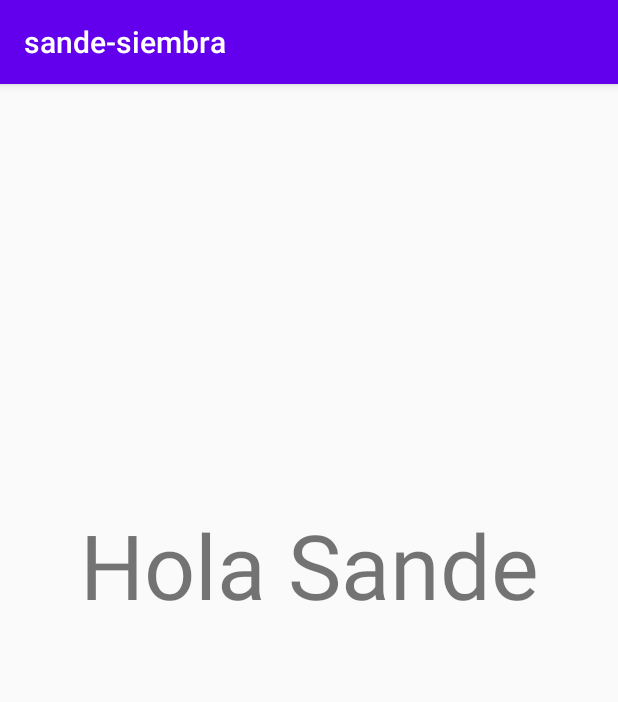
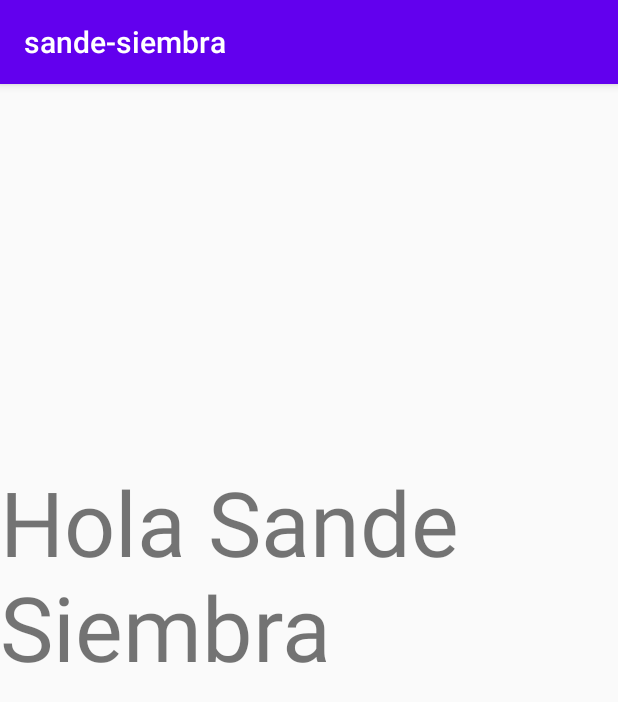
Before and after one commit to JonathanA13/Sande, an Android app: the screen it shows after launch (MainActivity), on a phone screen of 412 x 824 dp. Shown: the top 702 px of the screen. Run offline under Robolectric (Android 15) with nearby library versions, the phone set to English and light mode, and no system bars.

Commit message:
Hasta cambio de "Hola Sande"
Cambie el nombre de text view por Hola Sande Siembre

```diff
--- a/Programa/app/src/main/res/layout/activity_main.xml
+++ b/Programa/app/src/main/res/layout/activity_main.xml
@@ -9,7 +9,7 @@
     <TextView
         android:layout_width="wrap_content"
         android:layout_height="wrap_content"
-        android:text="Hola Sande"
+        android:text="Hola Sande Siembra"
         android:textSize="60sp"
         app:layout_constraintBottom_toBottomOf="parent"
         app:layout_constraintLeft_toLeftOf="parent"
```
